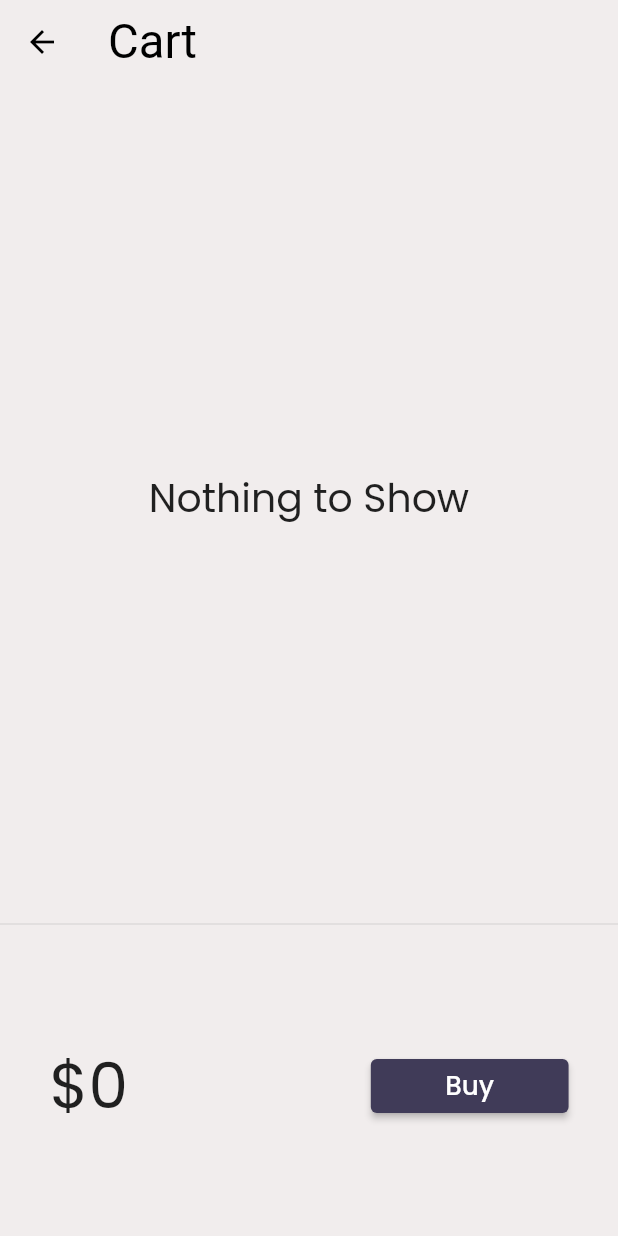
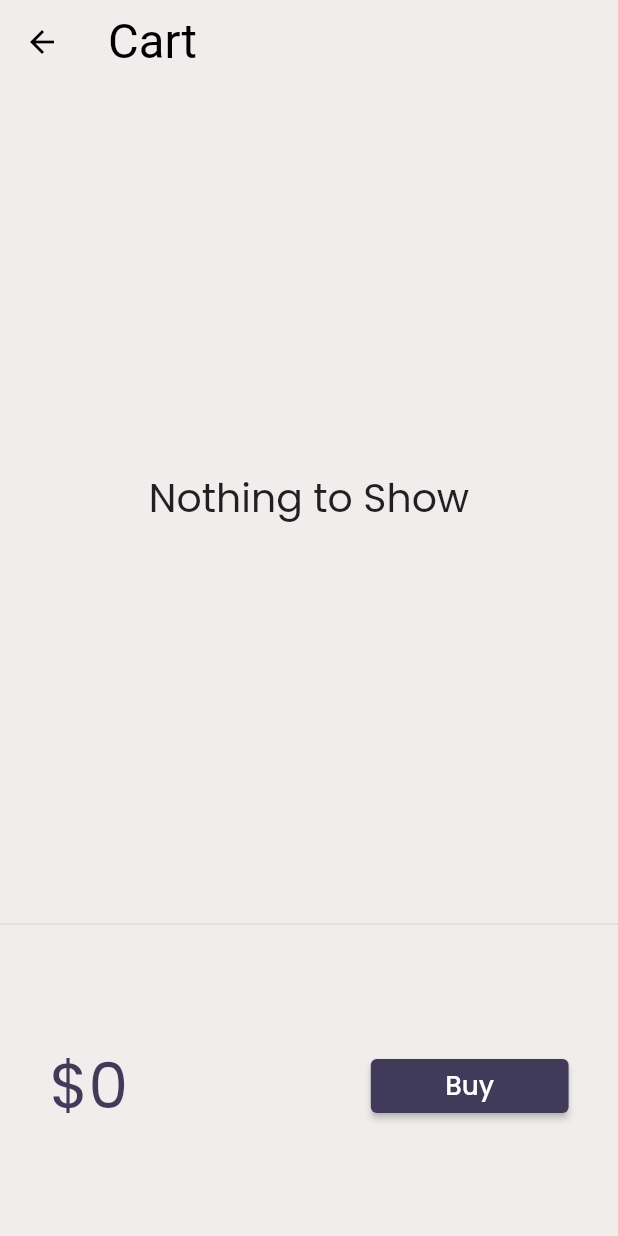
Before and after one commit to artichaudhary0/learning30DaysOfFlutter, a Flutter app: the CartPage screen opened by its route, on a phone screen of 412 x 824 dp. Run offline on Flutter 3.47's test engine with Material 2 defaults, Android fonts, the phone set to English and light mode, and no system bars; drawn by our look-alikes of velocity_x; our stand-ins replace google_fonts; network calls fail.

Commit message:
day 27completed

```diff
--- a/lib/models/cart.dart
+++ b/lib/models/cart.dart
@@ -21,11 +21,6 @@ class CartModel {
   //get itme in the cart
   CatalogModels get catalog =>
       _catalog; //collection of ids store id of each item
-
-  //remove item
-  void remove(Item item) {
-    _itemIds.remove(item.id);
-  }
 }
 
 class AddMutation extends VxMutation<MyStore> {
@@ -37,3 +32,13 @@ class AddMutation extends VxMutation<MyStore> {
     store?.cart._itemIds.add(item.id);
   }
 }
+
+class RemoveMutation extends VxMutation<MyStore> {
+  final Item item;
+  RemoveMutation(this.item);
+
+  @override
+  perform() {
+    store?.cart._itemIds.remove(item.id);
+  }
+}
--- a/lib/pages/cart_page.dart
+++ b/lib/pages/cart_page.dart
@@ -36,7 +36,17 @@ class _CartHolder extends StatelessWidget {
       child: Row(
         mainAxisAlignment: MainAxisAlignment.spaceAround,
         children: [
-          "\$${_cart.totalPrice}".text.xl5.make(),
+          VxConsumer(
+            notifications: {},
+            mutations: {RemoveMutation},
+            builder: (BuildContext context, store, VxStatus? status) {
+              return "\$${_cart.totalPrice}"
+                  .text
+                  .xl5
+                  .color(context.theme.accentColor)
+                  .make();
+            },
+          ),
           30.widthBox,
           ElevatedButton(
             onPressed: () {
@@ -58,16 +68,10 @@ class _CartHolder extends StatelessWidget {
   }
 }
 
-class _CartList extends StatefulWidget {
-  const _CartList({Key? key}) : super(key: key);
-
-  @override
-  _CartListState createState() => _CartListState();
-}
-
-class _CartListState extends State<_CartList> {
+class _CartList extends StatelessWidget {
   @override
   Widget build(BuildContext context) {
+    VxState.watch(context, on: [RemoveMutation]);
     final CartModel _cart = (VxState.store as MyStore).cart;
     return _cart.items.isEmpty
         ? "Nothing to Show".text.xl3.make().centered()
@@ -78,8 +82,7 @@ class _CartListState extends State<_CartList> {
                   trailing: IconButton(
                     icon: Icon(Icons.remove_circle_outline),
                     onPressed: () {
-                      _cart.remove(_cart.items[index]);
-                      setState(() {});
+                      RemoveMutation(_cart.items[index]);
                     },
                   ),
                   title: _cart.items[index].name.text.make(),
--- a/lib/pages/widgets/home_widgets/add_to_cart.dart
+++ b/lib/pages/widgets/home_widgets/add_to_cart.dart
@@ -14,7 +14,7 @@ class AddToCart extends StatelessWidget {
 
   @override
   Widget build(BuildContext context) {
-    VxState.watch(context, on: [AddMutation]);
+    VxState.watch(context, on: [AddMutation, RemoveMutation]);
     final CartModel _cart = (VxState.store as MyStore).cart;
     bool isInCart = _cart.items.contains(catalog) ? true : false;
     return ElevatedButton(
```
